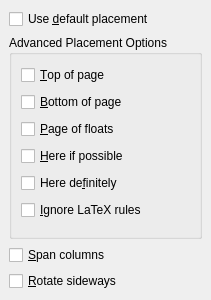
Old version of the form src/frontends/qt4/ui/FloatPlacementUi.ui in the repository rpavlik/lyx-lucid-backport.
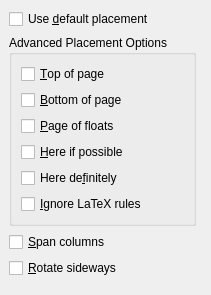
New version of the form.

Diff of the .ui file:
```diff
--- a/src/frontends/qt4/ui/FloatPlacementUi.ui
+++ b/src/frontends/qt4/ui/FloatPlacementUi.ui
@@ -8,14 +8,14 @@
    <rect>
     <x>0</x>
     <y>0</y>
-    <width>211</width>
-    <height>300</height>
+    <width>203</width>
+    <height>295</height>
    </rect>
   </property>
   <property name="windowTitle" >
    <string>Form</string>
   </property>
-  <layout class="QVBoxLayout" >
+  <layout class="QGridLayout" >
    <property name="margin" >
     <number>9</number>
    </property>
@@ -29,7 +29,7 @@
      </property>
     </widget>
    </item>
-   <item>
+   <item row="1" column="0" >
     <widget class="QGroupBox" name="options" >
      <property name="title" >
       <string>Advanced Placement Options</string>
@@ -86,20 +86,46 @@
      </layout>
     </widget>
    </item>
-   <item>
+   <item row="1" column="1" >
+    <spacer>
+     <property name="orientation" >
+      <enum>Qt::Horizontal</enum>
+     </property>
+     <property name="sizeHint" >
+      <size>
+       <width>21</width>
+       <height>20</height>
+      </size>
+     </property>
+    </spacer>
+   </item>
+   <item row="2" column="0" colspan="2" >
     <widget class="QCheckBox" name="spanCB" >
      <property name="text" >
       <string>&amp;Span columns</string>
      </property>
     </widget>
    </item>
-   <item>
+   <item row="3" column="0" colspan="2" >
     <widget class="QCheckBox" name="sidewaysCB" >
      <property name="text" >
       <string>&amp;Rotate sideways</string>
      </property>
     </widget>
    </item>
+   <item row="4" column="0" >
+    <spacer>
+     <property name="orientation" >
+      <enum>Qt::Vertical</enum>
+     </property>
+     <property name="sizeHint" >
+      <size>
+       <width>20</width>
+       <height>20</height>
+      </size>
+     </property>
+    </spacer>
+   </item>
   </layout>
  </widget>
  <pixmapfunction></pixmapfunction>
```
Left out of the diff: 8 changed lines with no effect on the pictures.
